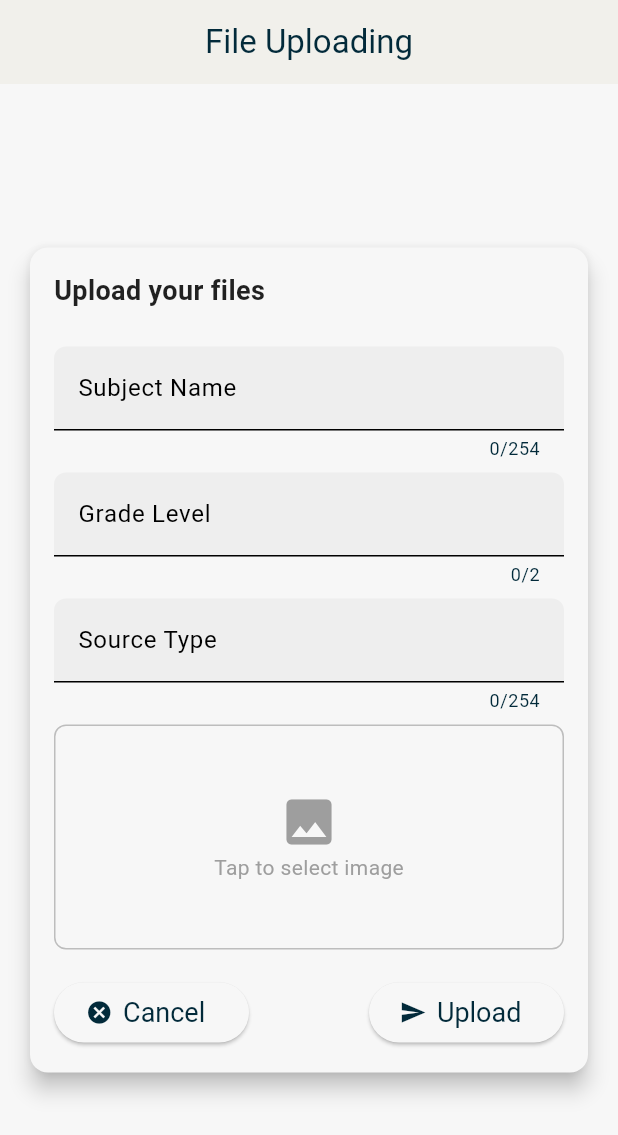
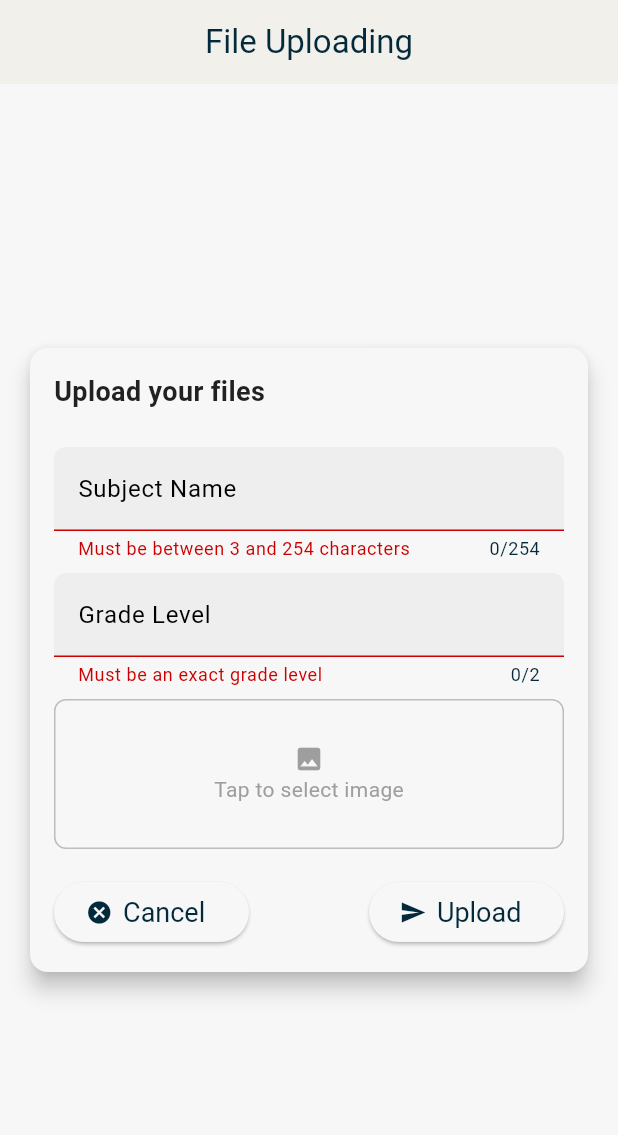
Before and after one commit to EleonoraVis1/Robot-Tutor, a Flutter app: the ScreenUploadfile screen opened by its route, after a tap on "Upload", on a phone screen of 412 x 824 dp. Shown: the top 1135 px of the screen. Run offline on Flutter 3.47's test engine with Material 3 defaults, Android fonts, the phone set to English and light mode, and no system bars; our stand-ins replace cloud_firestore, firebase_auth, firebase_core, firebase_storage, flutter_riverpod, flutter_secure_storage and 6 more; accounts and stored records are empty; project files that could hold a hidden picture were left out.

Commit message:
Final version of module uploading. Fully functions with Firebase storage.

```diff
--- a/lib/screens/general/students/screen_uploadfile.dart
+++ b/lib/screens/general/students/screen_uploadfile.dart
@@ -1,6 +1,7 @@
 // Flutter imports
 import 'dart:async';
 import 'dart:io';
+import 'dart:typed_data';
 
 // Flutter external package importer
 import 'package:csc322_starter_app/util/logging/app_logger.dart';
@@ -28,10 +29,10 @@ class _ScreenUploadFileState extends ConsumerState<ScreenUploadfile> {
   final _formKey = GlobalKey<FormState>();
   var _subjectName = "";
   var _gradeLevel = "";
-  var _sourceType = "";
 
   final ImagePicker _picker = ImagePicker();
   XFile? _pickedImage;
+  Uint8List? _webImage;
 
   ////////////////////////////////////////////////////////////////
   // Runs the following code once upon initialization
@@ -65,8 +66,10 @@ class _ScreenUploadFileState extends ConsumerState<ScreenUploadfile> {
       );
 
       if (image != null) {
+        final bytes = await image.readAsBytes();
         setState(() {
           _pickedImage = image;
+          _webImage = bytes;
         });
       }
     } catch (e) {
@@ -74,25 +77,18 @@ class _ScreenUploadFileState extends ConsumerState<ScreenUploadfile> {
     }
   }
 
-  Future<void> _uploadInfo(String name, String grade, String type, XFile imageFile) async {
+  Future<void> _uploadInfo(
+    String courseName,
+    String glevel,
+    XFile imageFiles,
+  ) async {
     try {
-      final path = 'raw-uploads/${name}_grade${grade}/moduleFile.png';
+      final path = 'raw-uploads/${imageFiles.name}';
       final ref = FirebaseStorage.instance.ref().child(path);
 
-      File fileToUpload = File(imageFile.path);
-      Map<String, String> customMetadata = {};
+      File fileToUpload = File(imageFiles.path);
 
-      try {
-        final existingMetadata = await ref.getMetadata();
-        customMetadata = existingMetadata.customMetadata ?? <String, String>{};
-      } catch (e) {
-        AppLogger.error("No metadata");
-      }
-
-      await ref.putFile(
-        fileToUpload,
-        SettableMetadata(customMetadata: customMetadata)
-      );
+      await ref.putFile(fileToUpload);
 
       if (mounted) {
         Navigator.of(context).pop();
@@ -169,26 +165,10 @@ class _ScreenUploadFileState extends ConsumerState<ScreenUploadfile> {
                         onSaved: (value) => _gradeLevel = value!,
                       ),
                       const SizedBox(height: 8),
-                      TextFormField(
-                        maxLength: 254,
-                        decoration: const InputDecoration(
-                          labelText: 'Source Type',
-                        ),
-                        validator: (value) {
-                          if (value == null ||
-                              value.isEmpty ||
-                              value.trim().length < 3 ||
-                              value.trim().length > 254) {
-                            return 'Must be between 3 and 254 characters';
-                          }
-                        },
-                        onSaved: (value) => _sourceType = value!,
-                      ),
-                      const SizedBox(height: 8),
                       GestureDetector(
                         onTap: _pickImage,
                         child: Container(
-                          height: 150,
+                          height: 100,
                           decoration: BoxDecoration(
                             borderRadius: BorderRadius.circular(8),
                             border: Border.all(color: Colors.grey[400]!),
@@ -197,16 +177,28 @@ class _ScreenUploadFileState extends ConsumerState<ScreenUploadfile> {
                               ? const Column(
                                   mainAxisAlignment: MainAxisAlignment.center,
                                   children: [
-                                    Icon(Icons.photo, size: 40, color: Colors.grey),
-                                    Text("Tap to select image", style: TextStyle(color: Colors.grey)),
+                                    Icon(
+                                      Icons.photo,
+                                      size: 20,
+                                      color: Colors.grey,
+                                    ),
+                                    Text(
+                                      "Tap to select image",
+                                      style: TextStyle(color: Colors.grey),
+                                    ),
                                   ],
                                 )
                               : ClipRRect(
                                   borderRadius: BorderRadius.circular(8),
-                                  child: Image.file(
-                                    File(_pickedImage!.path),
+                                  child: Image.memory(
+                                    _webImage!,
                                     fit: BoxFit.cover,
                                     width: double.infinity,
+                                    errorBuilder: (context, error, stackTrace) {
+                                      return const Center(
+                                        child: Text("Could not load preview to this image"),
+                                      );
+                                    },
                                   ),
                                 ),
                         ),
@@ -232,7 +224,26 @@ class _ScreenUploadFileState extends ConsumerState<ScreenUploadfile> {
                             alignment: Alignment.centerRight,
                             child: ElevatedButton.icon(
                               onPressed: () {
-                                _uploadInfo(_subjectName, _gradeLevel, _sourceType, _pickedImage as XFile);
+                                if (_formKey.currentState!.validate()) {
+                                  _formKey.currentState!.save();
+
+                                  if (_pickedImage == null) {
+                                    ScaffoldMessenger.of(context).showSnackBar(
+                                      const SnackBar(
+                                        content: Text(
+                                          'Please select an image first',
+                                        ),
+                                      ),
+                                    );
+                                    return;
+                                  }
+
+                                  _uploadInfo(
+                                    _subjectName,
+                                    _gradeLevel,
+                                    _pickedImage!,
+                                  );
+                                }
                               },
                               icon: const Icon(Icons.send),
                               label: const Text("Upload"),
```
Also changed, not shown: lib/screens/general/students/screen_module.dart (+83 -65 lines), lib/screens/general/students/screen_subject.dart (+14 -0 lines), lib/main.dart (line endings or trailing spaces).
